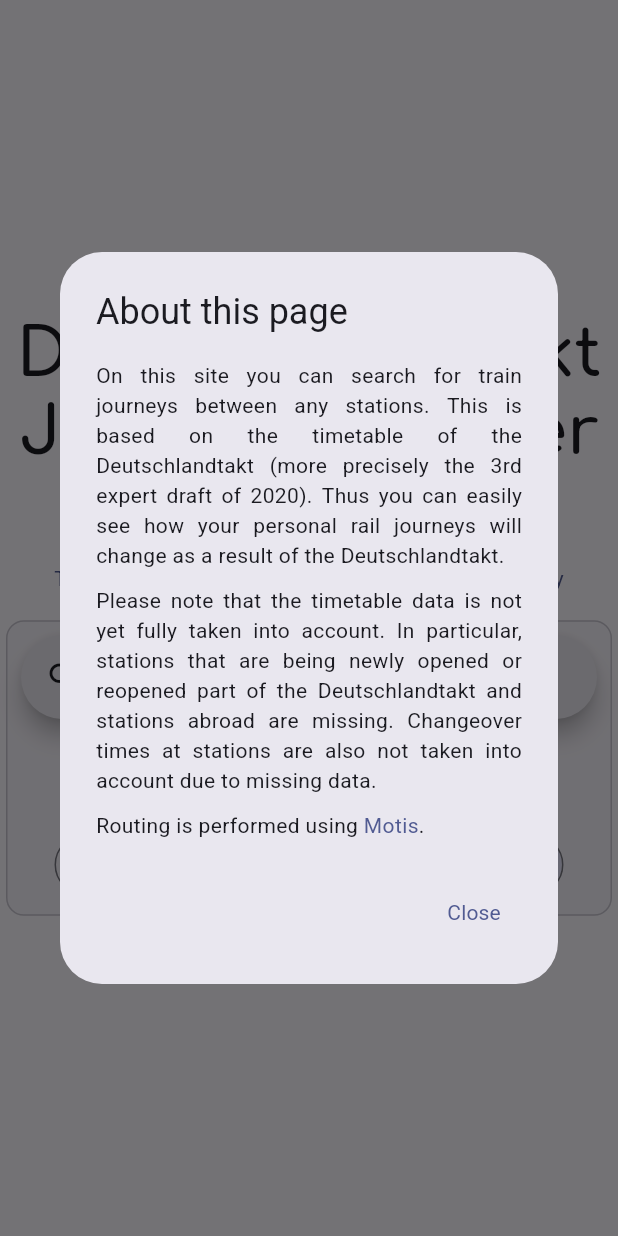
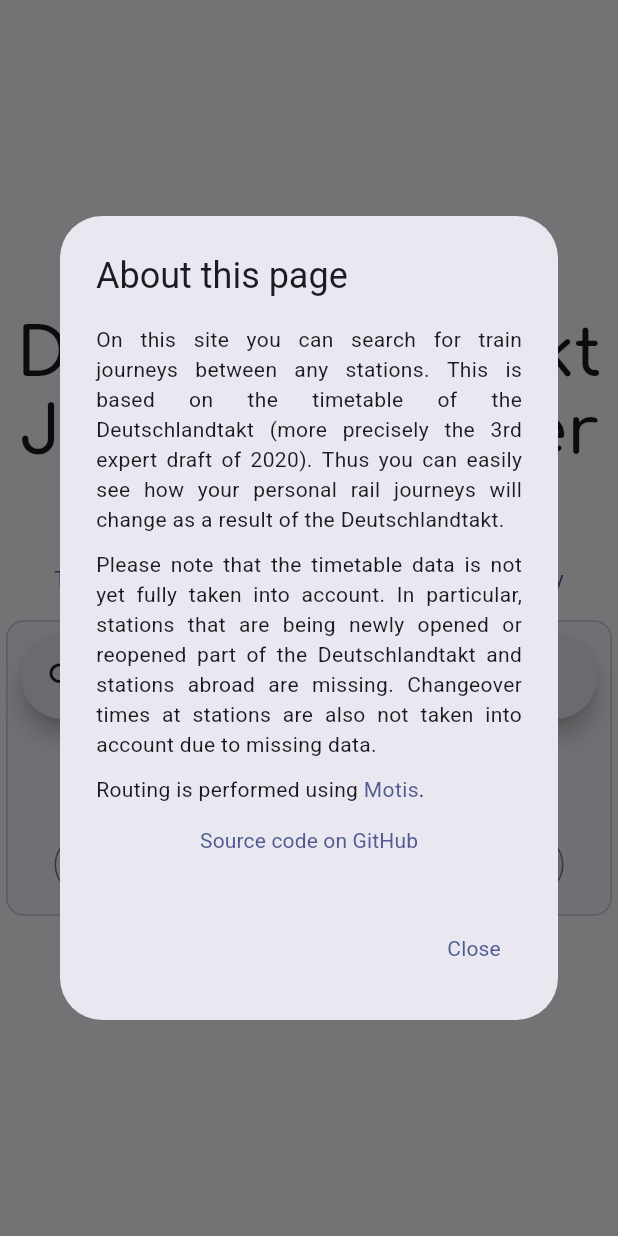
Before and after one commit to schaerfo/dtakt-fahrplan, a Flutter app: the screen it shows after launch, after a tap on "About this page", on a phone screen of 412 x 824 dp. Run offline on Flutter 3.47's test engine with Material 3 defaults, Android fonts, the light colour scheme and no system bars; our stand-ins replace google_fonts; generated files the repository leaves out were written again.

Commit message:
💄 Move GitHub link to about dialog

```diff
--- a/frontend/lib/widgets/info_buttons.dart
+++ b/frontend/lib/widgets/info_buttons.dart
@@ -65,7 +65,6 @@
       titleText: AppLocalizations.of(context)!.about,
       content: Column(
         mainAxisSize: MainAxisSize.min,
-        crossAxisAlignment: CrossAxisAlignment.start,
         children: [
           Text(
             AppLocalizations.of(context)!.aboutContent1,
@@ -77,7 +76,18 @@
             textAlign: TextAlign.justify,
           ),
           SizedBox(height: 10),
-          _MotisReference(),
+          // Left-align text by expanding horizontally
+          ConstrainedBox(
+            constraints: BoxConstraints.tightFor(width: double.infinity),
+            child: _MotisReference(),
+          ),
+          TextButton(
+            onPressed: () {
+              launchUrl(
+                  Uri.parse("https://github.com/schaerfo/dtakt-fahrplan/"));
+            },
+            child: Text(AppLocalizations.of(context)!.sourceCode),
+          ),
         ],
       ),
     );
@@ -306,16 +316,7 @@
           SizedBox(height: 10),
           Text(
               "${AppLocalizations.of(context)!.contact} ${Environment.imprintEmail}"),
-          TextButton(
-            onPressed: () {
-              launchUrl(
-                  Uri.parse("https://github.com/schaerfo/dtakt-fahrplan/"));
-            },
-            style: TextButton.styleFrom(
-              padding: EdgeInsets.zero,
-            ),
-            child: Text(AppLocalizations.of(context)!.sourceCode),
-          ),
+          SizedBox(height: 10),
           Text(
             AppLocalizations.of(context)!.privacy,
             style: Theme.of(context).textTheme.titleMedium,
```
